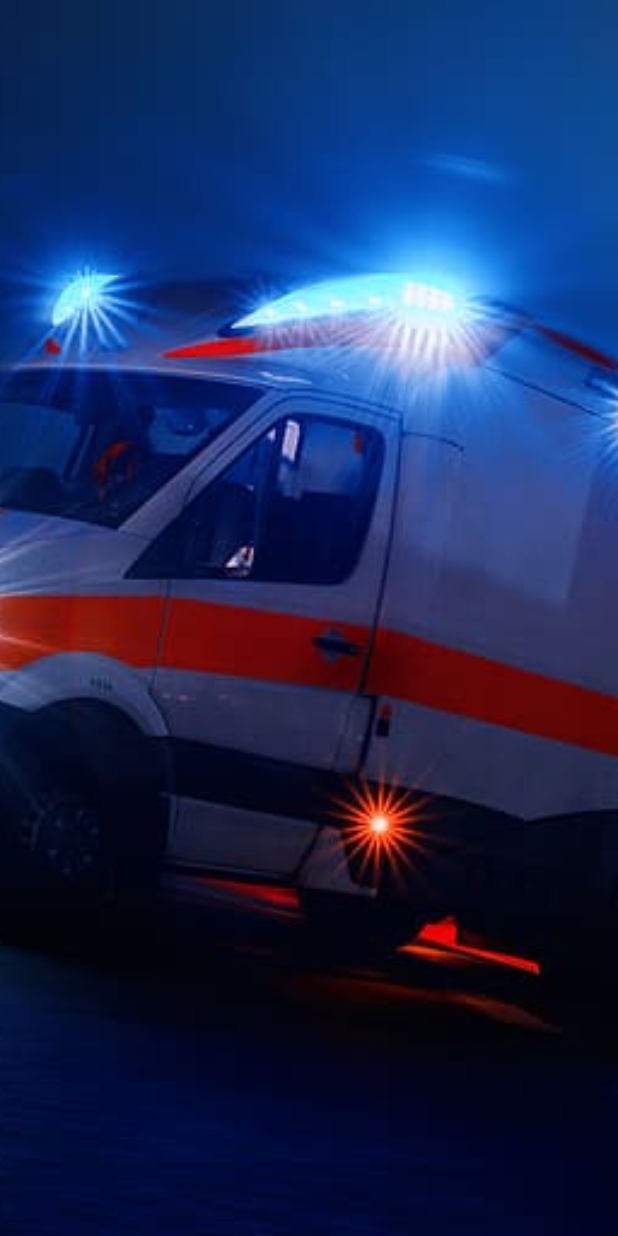
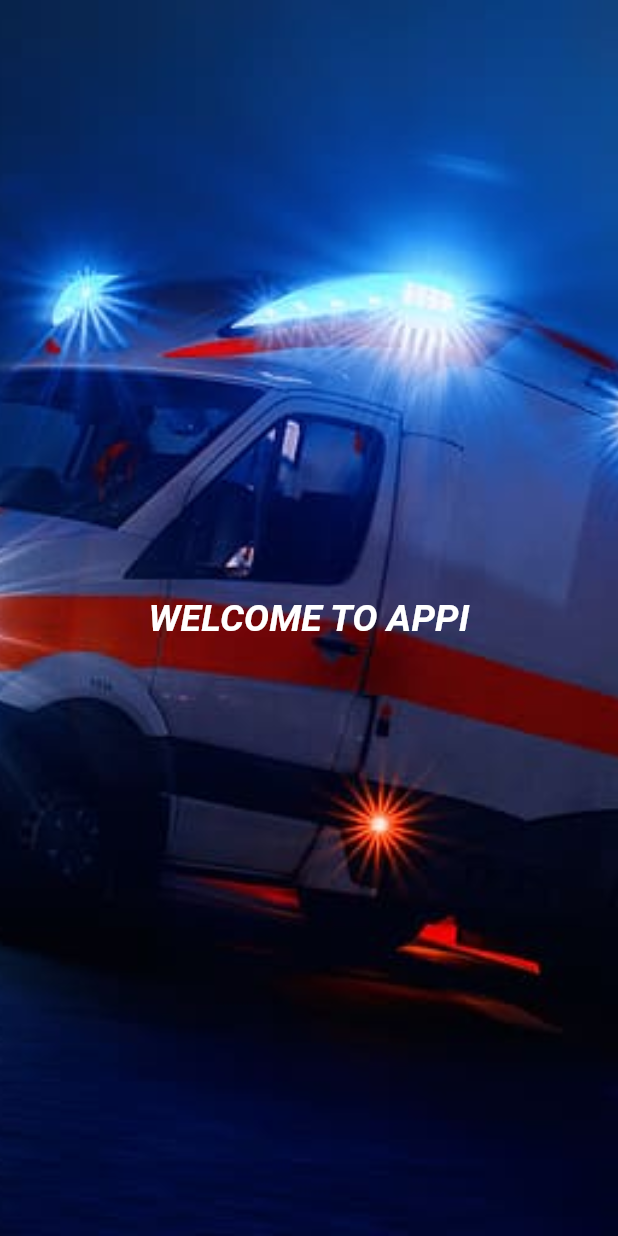
Before and after one commit to anirbanpal2002/appi, a Flutter app: the SplashScreen screen opened directly, on a phone screen of 412 x 824 dp. Run offline on Flutter 3.47's test engine with Material 2 defaults, Android fonts, the phone set to English and light mode, and no system bars; our stand-ins replace cloud_firestore, firebase_core; accounts and stored records are empty.

Commit message:
20092001

```diff
--- a/lib/main.dart
+++ b/lib/main.dart
@@ -14,7 +14,7 @@ Future<void> main() async {
   );
   runApp(
     MaterialApp(
-      home: const MyLogin(),
+      home: const SplashScreen(),
       debugShowCheckedModeBanner: false,
       routes: {
         'Registration': (context) => const MyRegistration(),
@@ -35,15 +35,32 @@ class _SplashScreenState extends State<SplashScreen> {
   @override
   Widget build(BuildContext context) {
     return Container(
-      decoration: const BoxDecoration(
-        image: DecorationImage(
-            image: AssetImage('assets/img2.jpg'), fit: BoxFit.cover),
-      ),
-    );
+        decoration: const BoxDecoration(
+          image: DecorationImage(
+              image: AssetImage('assets/img2.jpg'), fit: BoxFit.cover),
+        ),
+        child: Scaffold(
+            backgroundColor: Colors.transparent,
+            body: Stack(children: [
+              Container(
+                  alignment: Alignment.center,
+                  child: Text(
+                    'WELCOME TO APPI',
+                    style: TextStyle(
+                        color: Colors.white,
+                        fontSize: 25,
+                        fontStyle: FontStyle.italic,
+                        fontWeight: FontWeight.bold),
+                  )),
+            ])));
   }
 
   @override
   void initState() {
     super.initState();
+    Timer(
+        Duration(seconds: 10),
+        () => Navigator.pushReplacement(
+            context, MaterialPageRoute(builder: (context) => MyLogin())));
   }
 }
--- a/pubspec.yaml
+++ b/pubspec.yaml
@@ -37,6 +37,7 @@ dependencies:
   firebase_core: ^1.13.1
   cloud_firestore: ^3.1.10
   firebase_storage: ^10.2.9
+  path_provider: ^2.0.9
 
 dev_dependencies:
   flutter_test:
```
Also changed, not shown: lib/Registration.dart (+12 -7 lines), pubspec.lock.
